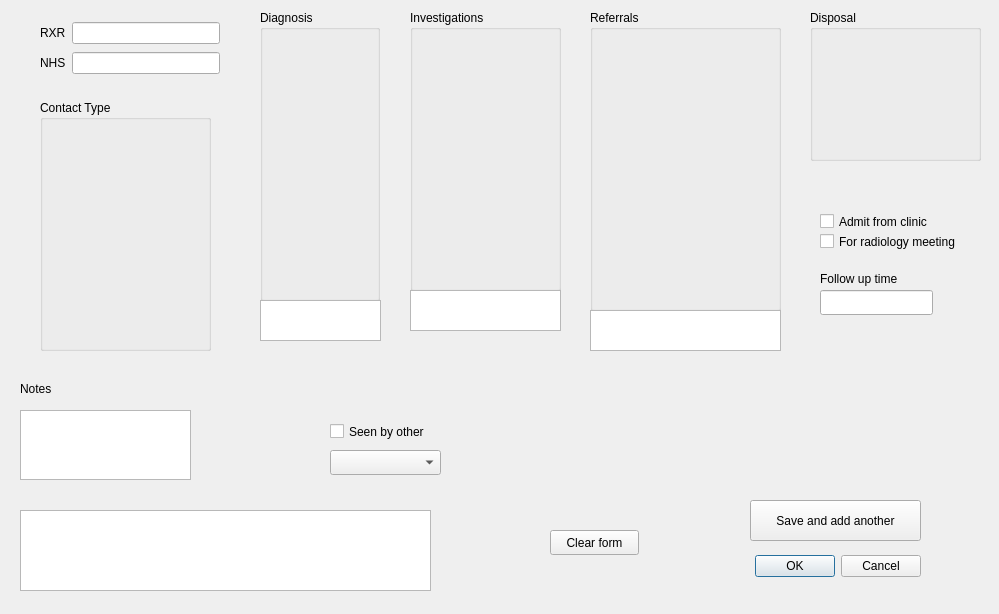
Old version of the form data_entry.ui in the repository iainxingham/IxTrak.
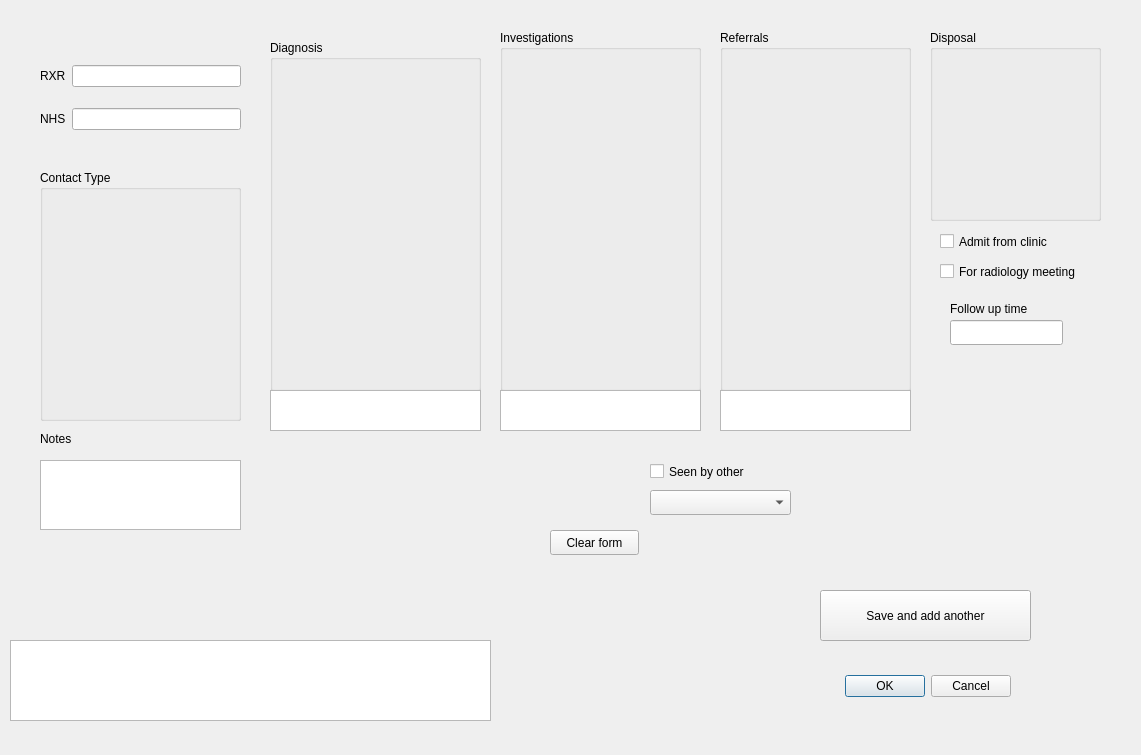
New version of the form.

Commit message: Added to data entry

Patch:
```diff
--- a/data_entry.ui
+++ b/data_entry.ui
@@ -6,8 +6,8 @@
    <rect>
     <x>0</x>
     <y>0</y>
-    <width>999</width>
-    <height>614</height>
+    <width>1141</width>
+    <height>755</height>
    </rect>
   </property>
   <property name="windowTitle">
@@ -16,8 +16,8 @@
   <widget class="QDialogButtonBox" name="buttonBox">
    <property name="geometry">
     <rect>
-     <x>750</x>
-     <y>550</y>
+     <x>840</x>
+     <y>670</y>
      <width>171</width>
      <height>32</height>
     </rect>
@@ -32,10 +32,10 @@
   <widget class="QPushButton" name="saveaddButton">
    <property name="geometry">
     <rect>
-     <x>750</x>
-     <y>500</y>
-     <width>171</width>
-     <height>41</height>
+     <x>820</x>
+     <y>590</y>
+     <width>211</width>
+     <height>51</height>
     </rect>
    </property>
    <property name="text">
@@ -46,8 +46,8 @@
    <property name="geometry">
     <rect>
      <x>40</x>
-     <y>100</y>
-     <width>171</width>
+     <y>170</y>
+     <width>201</width>
      <height>251</height>
     </rect>
    </property>
@@ -58,10 +58,10 @@
   <widget class="QGroupBox" name="diagnosisBox">
    <property name="geometry">
     <rect>
-     <x>260</x>
-     <y>10</y>
-     <width>120</width>
-     <height>291</height>
+     <x>270</x>
+     <y>40</y>
+     <width>211</width>
+     <height>351</height>
     </rect>
    </property>
    <property name="title">
@@ -71,10 +71,10 @@
   <widget class="QGroupBox" name="investigationBox">
    <property name="geometry">
     <rect>
-     <x>410</x>
-     <y>10</y>
-     <width>151</width>
-     <height>281</height>
+     <x>500</x>
+     <y>30</y>
+     <width>201</width>
+     <height>361</height>
     </rect>
    </property>
    <property name="title">
@@ -84,10 +84,10 @@
   <widget class="QGroupBox" name="referralBox">
    <property name="geometry">
     <rect>
-     <x>590</x>
-     <y>10</y>
+     <x>720</x>
+     <y>30</y>
      <width>191</width>
-     <height>301</height>
+     <height>361</height>
     </rect>
    </property>
    <property name="title">
@@ -97,10 +97,10 @@
   <widget class="QGroupBox" name="disposalBox">
    <property name="geometry">
     <rect>
-     <x>810</x>
-     <y>10</y>
+     <x>930</x>
+     <y>30</y>
      <width>171</width>
-     <height>151</height>
+     <height>191</height>
     </rect>
    </property>
    <property name="title">
@@ -110,9 +110,9 @@
   <widget class="QLabel" name="label_3">
    <property name="geometry">
     <rect>
-     <x>820</x>
-     <y>270</y>
-     <width>101</width>
+     <x>950</x>
+     <y>300</y>
+     <width>111</width>
      <height>17</height>
     </rect>
    </property>
@@ -123,8 +123,8 @@
   <widget class="QLineEdit" name="followupEdit">
    <property name="geometry">
     <rect>
-     <x>820</x>
-     <y>290</y>
+     <x>950</x>
+     <y>320</y>
      <width>113</width>
      <height>25</height>
     </rect>
@@ -133,8 +133,8 @@
   <widget class="QCheckBox" name="admitCheckBox">
    <property name="geometry">
     <rect>
-     <x>820</x>
-     <y>210</y>
+     <x>940</x>
+     <y>230</y>
      <width>141</width>
      <height>23</height>
     </rect>
@@ -146,8 +146,8 @@
   <widget class="QCheckBox" name="radiologyCheckBox">
    <property name="geometry">
     <rect>
-     <x>820</x>
-     <y>230</y>
+     <x>940</x>
+     <y>260</y>
      <width>181</width>
      <height>23</height>
     </rect>
@@ -159,8 +159,8 @@
   <widget class="QCheckBox" name="seenbyCheckBox">
    <property name="geometry">
     <rect>
-     <x>330</x>
-     <y>420</y>
+     <x>650</x>
+     <y>460</y>
      <width>121</width>
      <height>23</height>
     </rect>
@@ -172,9 +172,9 @@
   <widget class="QComboBox" name="seenbyCombo">
    <property name="geometry">
     <rect>
-     <x>330</x>
-     <y>450</y>
-     <width>111</width>
+     <x>650</x>
+     <y>490</y>
+     <width>141</width>
      <height>25</height>
     </rect>
    </property>
@@ -182,9 +182,9 @@
   <widget class="QTextBrowser" name="enteredLog">
    <property name="geometry">
     <rect>
-     <x>20</x>
-     <y>510</y>
-     <width>411</width>
+     <x>10</x>
+     <y>640</y>
+     <width>481</width>
      <height>81</height>
     </rect>
    </property>
@@ -192,9 +192,9 @@
   <widget class="QTextEdit" name="notesEdit">
    <property name="geometry">
     <rect>
-     <x>20</x>
-     <y>410</y>
-     <width>171</width>
+     <x>40</x>
+     <y>460</y>
+     <width>201</width>
      <height>70</height>
     </rect>
    </property>
@@ -202,9 +202,9 @@
   <widget class="QPlainTextEdit" name="diagEdit">
    <property name="geometry">
     <rect>
-     <x>260</x>
-     <y>300</y>
-     <width>121</width>
+     <x>270</x>
+     <y>390</y>
+     <width>211</width>
      <height>41</height>
     </rect>
    </property>
@@ -212,9 +212,9 @@
   <widget class="QPlainTextEdit" name="ixEdit">
    <property name="geometry">
     <rect>
-     <x>410</x>
-     <y>290</y>
-     <width>151</width>
+     <x>500</x>
+     <y>390</y>
+     <width>201</width>
      <height>41</height>
     </rect>
    </property>
@@ -222,8 +222,8 @@
   <widget class="QPlainTextEdit" name="refEdit">
    <property name="geometry">
     <rect>
-     <x>590</x>
-     <y>310</y>
+     <x>720</x>
+     <y>390</y>
      <width>191</width>
      <height>41</height>
     </rect>
@@ -232,8 +232,8 @@
   <widget class="QLabel" name="label_4">
    <property name="geometry">
     <rect>
-     <x>20</x>
-     <y>380</y>
+     <x>40</x>
+     <y>430</y>
      <width>67</width>
      <height>17</height>
     </rect>
@@ -246,9 +246,9 @@
    <property name="geometry">
     <rect>
      <x>40</x>
-     <y>20</y>
-     <width>180</width>
-     <height>58</height>
+     <y>50</y>
+     <width>201</width>
+     <height>96</height>
     </rect>
    </property>
    <layout class="QGridLayout" name="gridLayout">
```
Left out of the diff: 20 changed lines with no effect on the pictures. The commit also changes 4 other files.
